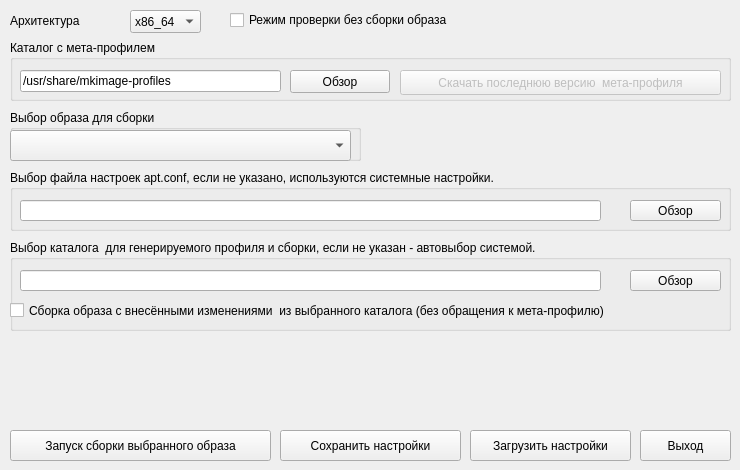
Old version of the form mp-gui/mainwindow.ui in the repository 150balbes/mp-gui.
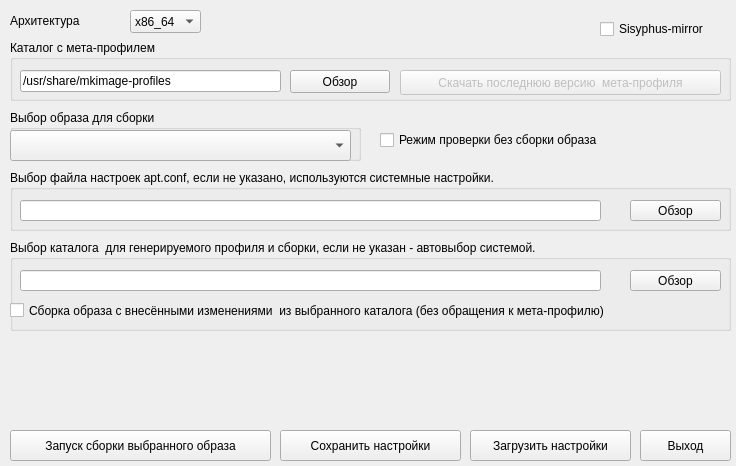
New version of the form.

What changed in the file:
```diff
--- a/mp-gui/mainwindow.ui
+++ b/mp-gui/mainwindow.ui
@@ -6,8 +6,8 @@
    <rect>
     <x>0</x>
     <y>0</y>
-    <width>740</width>
-    <height>470</height>
+    <width>736</width>
+    <height>466</height>
    </rect>
   </property>
   <property name="windowTitle">
@@ -251,8 +251,8 @@
    <widget class="QCheckBox" name="checkBox_Check">
     <property name="geometry">
      <rect>
-      <x>230</x>
-      <y>10</y>
+      <x>380</x>
+      <y>130</y>
       <width>311</width>
       <height>20</height>
      </rect>
@@ -287,6 +287,19 @@
      <string>Загрузить настройки</string>
     </property>
    </widget>
+   <widget class="QCheckBox" name="checkBox_mirror">
+    <property name="geometry">
+     <rect>
+      <x>600</x>
+      <y>20</y>
+      <width>131</width>
+      <height>18</height>
+     </rect>
+    </property>
+    <property name="text">
+     <string>Sisyphus-mirror</string>
+    </property>
+   </widget>
   </widget>
  </widget>
  <layoutdefault spacing="6" margin="11"/>
```
